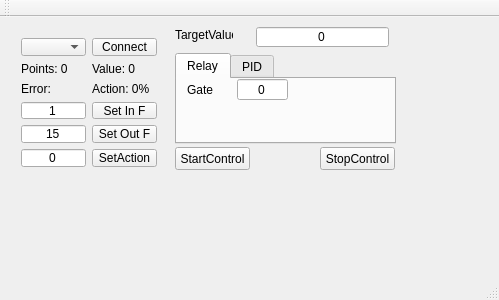
Qt form mainwindow.ui (petukhovtd/control_stm32_usb_cdc) before a commit.
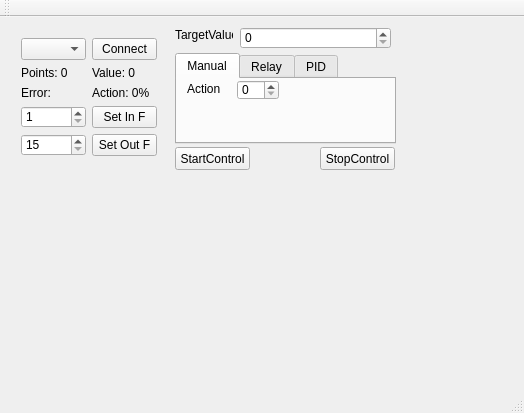
The same form after that commit.

The edit to the form file:
```diff
--- a/mainwindow.ui
+++ b/mainwindow.ui
@@ -6,8 +6,8 @@
    <rect>
     <x>0</x>
     <y>0</y>
-    <width>499</width>
-    <height>300</height>
+    <width>524</width>
+    <height>413</height>
    </rect>
   </property>
   <property name="windowTitle">
@@ -20,20 +20,17 @@
       <x>10</x>
       <y>10</y>
       <width>158</width>
-      <height>151</height>
+      <height>141</height>
      </rect>
     </property>
     <layout class="QGridLayout" name="gridLayout">
-     <item row="7" column="0">
-      <widget class="QLineEdit" name="InFEdit">
+     <item row="3" column="1">
+      <widget class="QLabel" name="OutValueLabel">
        <property name="text">
-        <string>1</string>
-       </property>
-       <property name="maxLength">
-        <number>5</number>
+        <string>Action: 0%</string>
        </property>
        <property name="alignment">
-        <set>Qt::AlignCenter</set>
+        <set>Qt::AlignLeading|Qt::AlignLeft|Qt::AlignVCenter</set>
        </property>
       </widget>
      </item>
@@ -44,52 +41,6 @@
        </property>
       </widget>
      </item>
-     <item row="2" column="0">
-      <widget class="QLabel" name="PointsLabel">
-       <property name="text">
-        <string>Points: 0</string>
-       </property>
-       <property name="alignment">
-        <set>Qt::AlignLeading|Qt::AlignLeft|Qt::AlignVCenter</set>
-       </property>
-      </widget>
-     </item>
-     <item row="2" column="1">
-      <widget class="QLabel" name="InValueLabel">
-       <property name="text">
-        <string>Value: 0</string>
-       </property>
-       <property name="alignment">
-        <set>Qt::AlignLeading|Qt::AlignLeft|Qt::AlignVCenter</set>
-       </property>
-      </widget>
-     </item>
-     <item row="10" column="0">
-      <widget class="QLineEdit" name="ActionEdit">
-       <property name="text">
-        <string>0</string>
-       </property>
-       <property name="maxLength">
-        <number>3</number>
-       </property>
-       <property name="alignment">
-        <set>Qt::AlignCenter</set>
-       </property>
-      </widget>
-     </item>
-     <item row="9" column="0">
-      <widget class="QLineEdit" name="OutFEdit">
-       <property name="text">
-        <string>15</string>
-       </property>
-       <property name="maxLength">
-        <number>6</number>
-       </property>
-       <property name="alignment">
-        <set>Qt::AlignCenter</set>
-       </property>
-      </widget>
-     </item>
      <item row="9" column="1">
       <widget class="QPushButton" name="SetOutFButton">
        <property name="text">
@@ -97,10 +48,30 @@
        </property>
       </widget>
      </item>
-     <item row="10" column="1">
-      <widget class="QPushButton" name="SetActionButton">
+     <item row="3" column="0">
+      <widget class="QLabel" name="ErrorLabel">
        <property name="text">
-        <string>SetAction</string>
+        <string>Error: </string>
+       </property>
+      </widget>
+     </item>
+     <item row="2" column="1">
+      <widget class="QLabel" name="InValueLabel">
+       <property name="text">
+        <string>Value: 0</string>
+       </property>
+       <property name="alignment">
+        <set>Qt::AlignLeading|Qt::AlignLeft|Qt::AlignVCenter</set>
+       </property>
+      </widget>
+     </item>
+     <item row="2" column="0">
+      <widget class="QLabel" name="PointsLabel">
+       <property name="text">
+        <string>Points: 0</string>
+       </property>
+       <property name="alignment">
+        <set>Qt::AlignLeading|Qt::AlignLeft|Qt::AlignVCenter</set>
        </property>
       </widget>
      </item>
@@ -114,20 +85,23 @@
        </property>
       </widget>
      </item>
-     <item row="3" column="1">
-      <widget class="QLabel" name="OutValueLabel">
-       <property name="text">
-        <string>Action: 0%</string>
+     <item row="7" column="0">
+      <widget class="QSpinBox" name="InFspinBox">
+       <property name="minimum">
+        <number>1</number>
        </property>
-       <property name="alignment">
-        <set>Qt::AlignLeading|Qt::AlignLeft|Qt::AlignVCenter</set>
+       <property name="maximum">
+        <number>10000</number>
        </property>
       </widget>
      </item>
-     <item row="3" column="0">
-      <widget class="QLabel" name="ErrorLabel">
-       <property name="text">
-        <string>Error: </string>
+     <item row="9" column="0">
+      <widget class="QSpinBox" name="OutFspinBox">
+       <property name="minimum">
+        <number>15</number>
+       </property>
+       <property name="maximum">
+        <number>15000</number>
        </property>
       </widget>
      </item>
@@ -145,6 +119,40 @@
     <property name="currentIndex">
      <number>0</number>
     </property>
+    <widget class="QWidget" name="tab">
+     <attribute name="title">
+      <string>Manual</string>
+     </attribute>
+     <widget class="QLabel" name="label_6">
+      <property name="geometry">
+       <rect>
+        <x>10</x>
+        <y>0</y>
+        <width>51</width>
+        <height>20</height>
+       </rect>
+      </property>
+      <property name="text">
+       <string>Action</string>
+      </property>
+     </widget>
+     <widget class="QSpinBox" name="ActionspinBox">
+      <property name="geometry">
+       <rect>
+        <x>60</x>
+        <y>1</y>
+        <width>42</width>
+        <height>20</height>
+       </rect>
+      </property>
+      <property name="correctionMode">
+       <enum>QAbstractSpinBox::CorrectToNearestValue</enum>
+      </property>
+      <property name="maximum">
+       <number>100</number>
+      </property>
+     </widget>
+    </widget>
     <widget class="QWidget" name="RelayControl">
      <attribute name="title">
       <string>Relay</string>
@@ -162,20 +170,17 @@
        <string>Gate</string>
       </property>
      </widget>
-     <widget class="QLineEdit" name="RelayGateEdit">
+     <widget class="QSpinBox" name="GatespinBox">
       <property name="geometry">
        <rect>
         <x>60</x>
-        <y>0</y>
-        <width>51</width>
-        <height>21</height>
+        <y>1</y>
+        <width>42</width>
+        <height>20</height>
        </rect>
       </property>
-      <property name="text">
-       <string>0</string>
-      </property>
-      <property name="alignment">
-       <set>Qt::AlignCenter</set>
+      <property name="maximum">
+       <number>4095</number>
       </property>
      </widget>
     </widget>
@@ -267,22 +272,6 @@
      <string>StopControl</string>
     </property>
    </widget>
-   <widget class="QLineEdit" name="TargetValueEdit">
-    <property name="geometry">
-     <rect>
-      <x>256</x>
-      <y>10</y>
-      <width>133</width>
-      <height>20</height>
-     </rect>
-    </property>
-    <property name="text">
-     <string>0</string>
-    </property>
-    <property name="alignment">
-     <set>Qt::AlignCenter</set>
-    </property>
-   </widget>
    <widget class="QLabel" name="label_2">
     <property name="geometry">
      <rect>
@@ -309,6 +298,19 @@
      <string>StartControl</string>
     </property>
    </widget>
+   <widget class="QSpinBox" name="TargetValuespinBox">
+    <property name="geometry">
+     <rect>
+      <x>240</x>
+      <y>10</y>
+      <width>151</width>
+      <height>22</height>
+     </rect>
+    </property>
+    <property name="maximum">
+     <number>4095</number>
+    </property>
+   </widget>
   </widget>
   <widget class="QMenuBar" name="menuBar">
    <property name="geometry">
```
Left out of the diff: 22 changed lines with no effect on the pictures.
